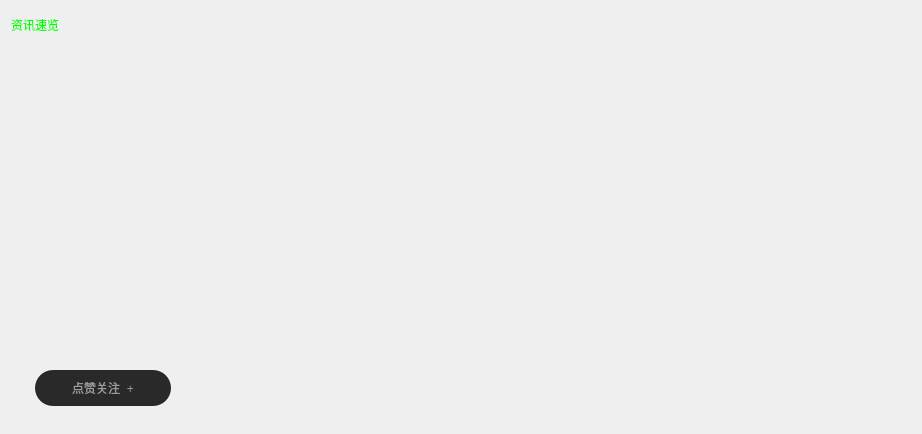
The window that VideoPlayer/mainwidget/shortvideo/ShortVideo.ui (huizhang556/pc-video-player) describes before a commit, drawn with Qt 5.
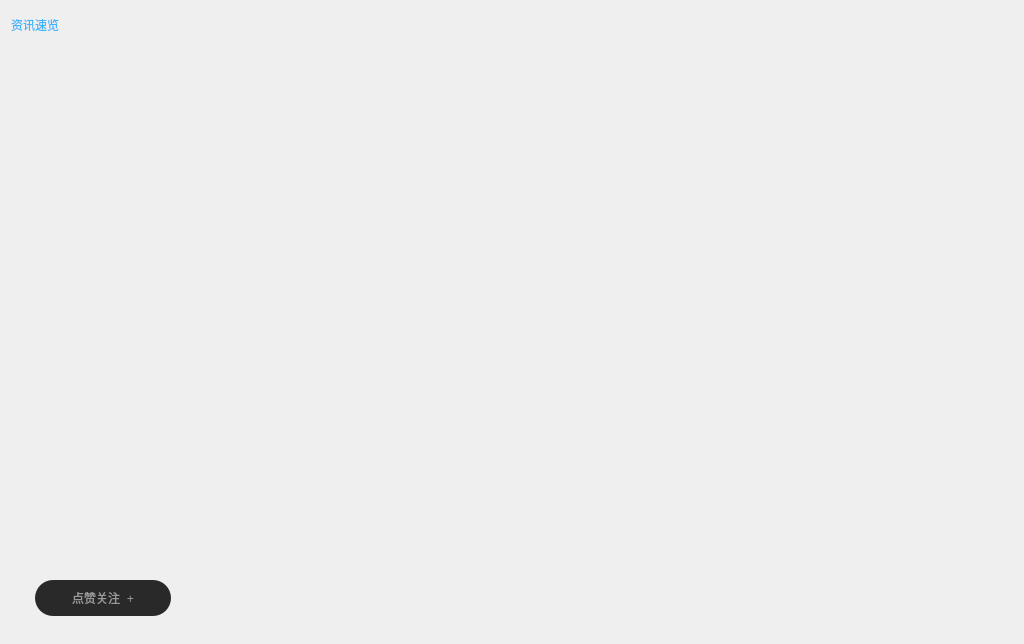
The same window after the commit. Icons and pictures are not drawn. Custom widgets are drawn as their Qt base class.

```diff
--- a/VideoPlayer/mainwidget/shortvideo/ShortVideo.ui
+++ b/VideoPlayer/mainwidget/shortvideo/ShortVideo.ui
@@ -6,8 +6,8 @@
    <rect>
     <x>0</x>
     <y>0</y>
-    <width>922</width>
-    <height>434</height>
+    <width>1024</width>
+    <height>644</height>
    </rect>
   </property>
   <property name="windowTitle">
@@ -105,7 +105,7 @@
 font-style: normal;
 text-align: left;
 padding-left: 5px;
-color: #00ff00;
+color: #3fb5fc;
 }
 
 QPushButton:hover
@@ -146,13 +146,13 @@
           <widget class="CusListWidget" name="listWidget_type">
            <property name="minimumSize">
             <size>
-             <width>888</width>
+             <width>990</width>
              <height>80</height>
             </size>
            </property>
            <property name="maximumSize">
             <size>
-             <width>16777215</width>
+             <width>990</width>
              <height>80</height>
             </size>
            </property>
```
Left out of the diff: 2 changed lines with no effect on the pictures.
